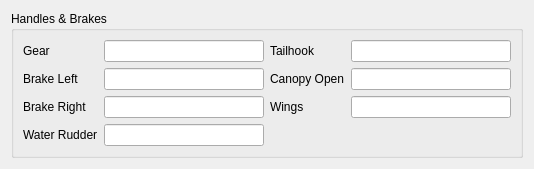
The window that src/UserInterface/src/Widgets/AircraftHandleWidget.ui (till213/SkyDolly) describes before a commit, drawn with Qt 5.
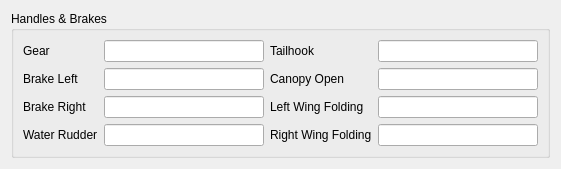
The same window after the commit.

Commit message:
FIX: Use proper wing folding simulation variables
- FOLDING WING HANDLE POSITION is not writeable (yet)
- Use FOLDING WING LEFT|RIGHT PERCENT instead

Diff of the .ui file:
```diff
--- a/src/UserInterface/src/Widgets/AircraftHandleWidget.ui
+++ b/src/UserInterface/src/Widgets/AircraftHandleWidget.ui
@@ -6,7 +6,7 @@
    <rect>
     <x>0</x>
     <y>0</y>
-    <width>518</width>
+    <width>544</width>
     <height>166</height>
    </rect>
   </property>
@@ -25,8 +25,8 @@
      <property name="title">
       <string>Handles &amp;&amp; Brakes</string>
      </property>
-     <layout class="QGridLayout" name="gridLayout">
-      <item row="0" column="0">
+     <layout class="QHBoxLayout" name="horizontalLayout">
+      <item>
        <layout class="QFormLayout" name="formLayout">
         <item row="0" column="0">
          <widget class="QLabel" name="label_39">
@@ -110,7 +110,7 @@
         </item>
        </layout>
       </item>
-      <item row="0" column="1">
+      <item>
        <layout class="QFormLayout" name="formLayout_2">
         <item row="0" column="0">
          <widget class="QLabel" name="label_60">
@@ -158,7 +158,7 @@
         <item row="2" column="0">
          <widget class="QLabel" name="label_40">
           <property name="text">
-           <string>Wings</string>
+           <string>Left Wing Folding</string>
           </property>
          </widget>
         </item>
@@ -175,6 +175,29 @@
           </property>
          </widget>
         </item>
+        <item row="3" column="0">
+         <widget class="QLabel" name="label_41">
+          <property name="text">
+           <string>Right Wing Folding</string>
+          </property>
+         </widget>
+        </item>
+        <item row="3" column="1">
+         <widget class="QLineEdit" name="rightWingFoldingLineEdit">
+          <property name="minimumSize">
+           <size>
+            <width>160</width>
+            <height>0</height>
+           </size>
+          </property>
+          <property name="text">
+           <string/>
+          </property>
+          <property name="readOnly">
+           <bool>true</bool>
+          </property>
+         </widget>
+        </item>
        </layout>
       </item>
      </layout>
```
Left out of the diff: 2 changed lines with no effect on the pictures. The commit also changes 13 other files.
